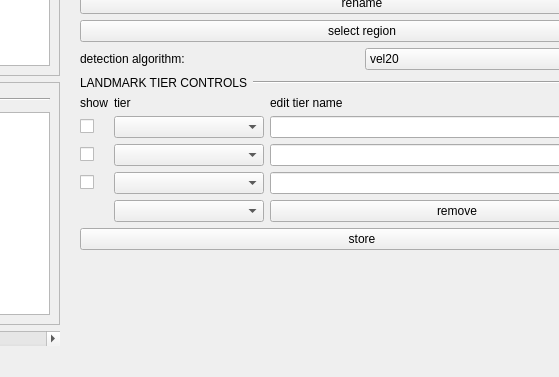
First picture: the form in gui/ui_files/ui_inspector.ui, repository phbuech/adatool, before the edit; both pictures show x 261 to 820 and y 749 to 1126 of the 914 by 1126 pixel window.
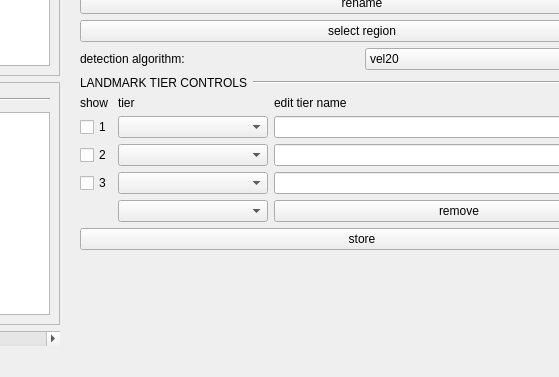
Second picture: the form after the edit. Custom widgets are drawn as their Qt base class.

The edit to the form file:
```diff
--- a/gui/ui_files/ui_inspector.ui
+++ b/gui/ui_files/ui_inspector.ui
@@ -269,6 +269,12 @@
          </widget>
         </widget>
         <widget class="QSplitter" name="emaSplitter">
+         <property name="sizePolicy">
+          <sizepolicy hsizetype="Preferred" vsizetype="Preferred">
+           <horstretch>0</horstretch>
+           <verstretch>0</verstretch>
+          </sizepolicy>
+         </property>
          <property name="orientation">
           <enum>Qt::Horizontal</enum>
          </property>
@@ -866,7 +872,7 @@
              <item row="2" column="0">
               <widget class="QCheckBox" name="emaPanel2DisplayLandmarksCheckBox">
                <property name="text">
-                <string/>
+                <string>2</string>
                </property>
               </widget>
              </item>
@@ -905,7 +911,7 @@
              <item row="3" column="0">
               <widget class="QCheckBox" name="emaPanel3DisplayLandmarksCheckBox">
                <property name="text">
-                <string/>
+                <string>3</string>
                </property>
               </widget>
              </item>
@@ -953,7 +959,7 @@
                 <enum>Qt::LeftToRight</enum>
                </property>
                <property name="text">
-                <string/>
+                <string>1</string>
                </property>
               </widget>
              </item>
```
Left out of the diff: 63 changed lines with no effect on the pictures.
